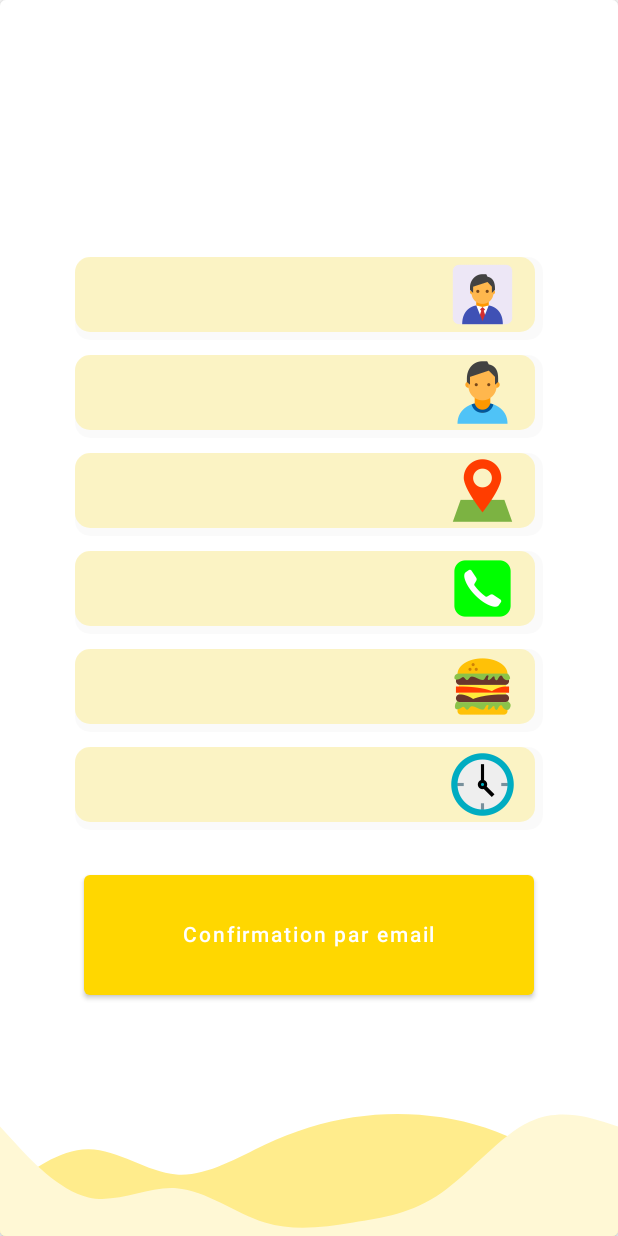
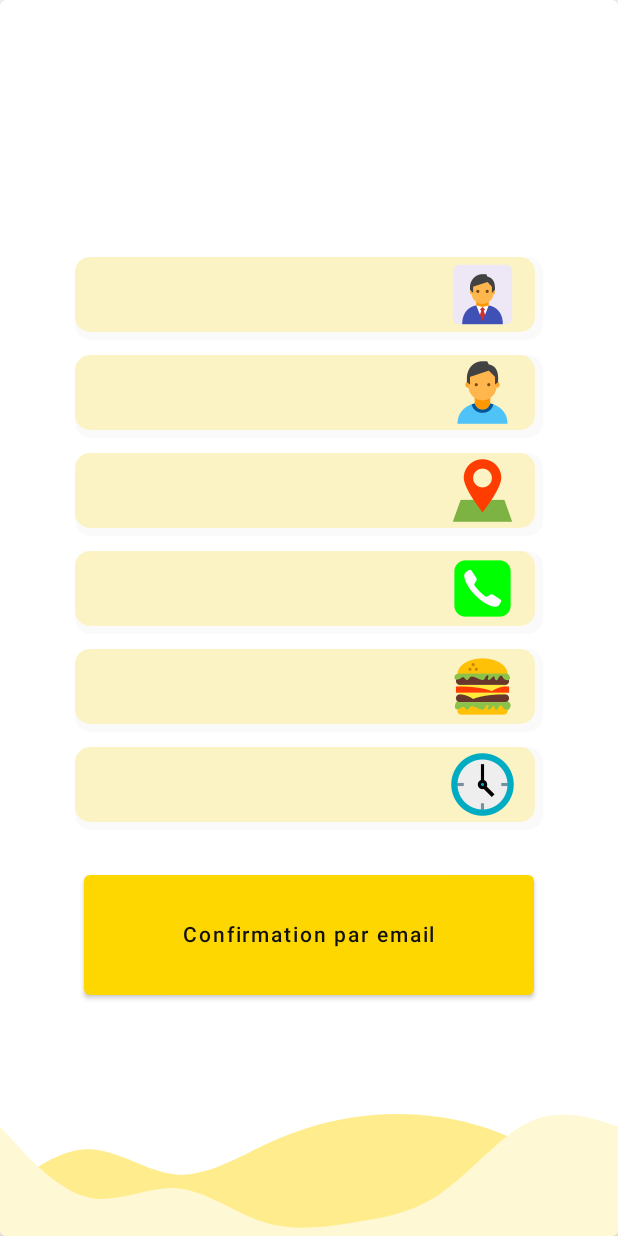
Before and after one commit to lerey34/LilianDroidBurger, an Android app built with Jetpack Compose: the composable ViewInfo shown on its own in the app's theme, on a phone screen of 412 x 824 dp. Run offline under Robolectric (Android 15) with nearby library versions, the phone set to English and light mode, and no system bars; libraries missing offline, so code that uses them is left out: coil.decode; 1 statement that could not run was skipped.

Commit message:
create the last apk

```diff
--- a/app/src/main/java/fr/isen/rey/liliandroidburger/screens/CommadeScreen.kt
+++ b/app/src/main/java/fr/isen/rey/liliandroidburger/screens/CommadeScreen.kt
@@ -284,7 +284,7 @@ fun CommandeScreen(navController: NavController){
                         .height(100.dp)
                         .padding(top = 20.dp)
                 ) {
-                    Text(text = "Commander")
+                    Text(text = "Commander", color = Dark)
                 }
             }
         }
--- a/app/src/main/java/fr/isen/rey/liliandroidburger/screens/ConfirmerScreen.kt
+++ b/app/src/main/java/fr/isen/rey/liliandroidburger/screens/ConfirmerScreen.kt
@@ -234,7 +234,7 @@ fun ViewInfo() {
                         .height(100.dp)
                         .padding(top = 20.dp)
                 ) {
-                    Text(text = "Confirmation par email")
+                    Text(text = "Confirmation par email", color = Dark)
                 }
             }
         }
```
